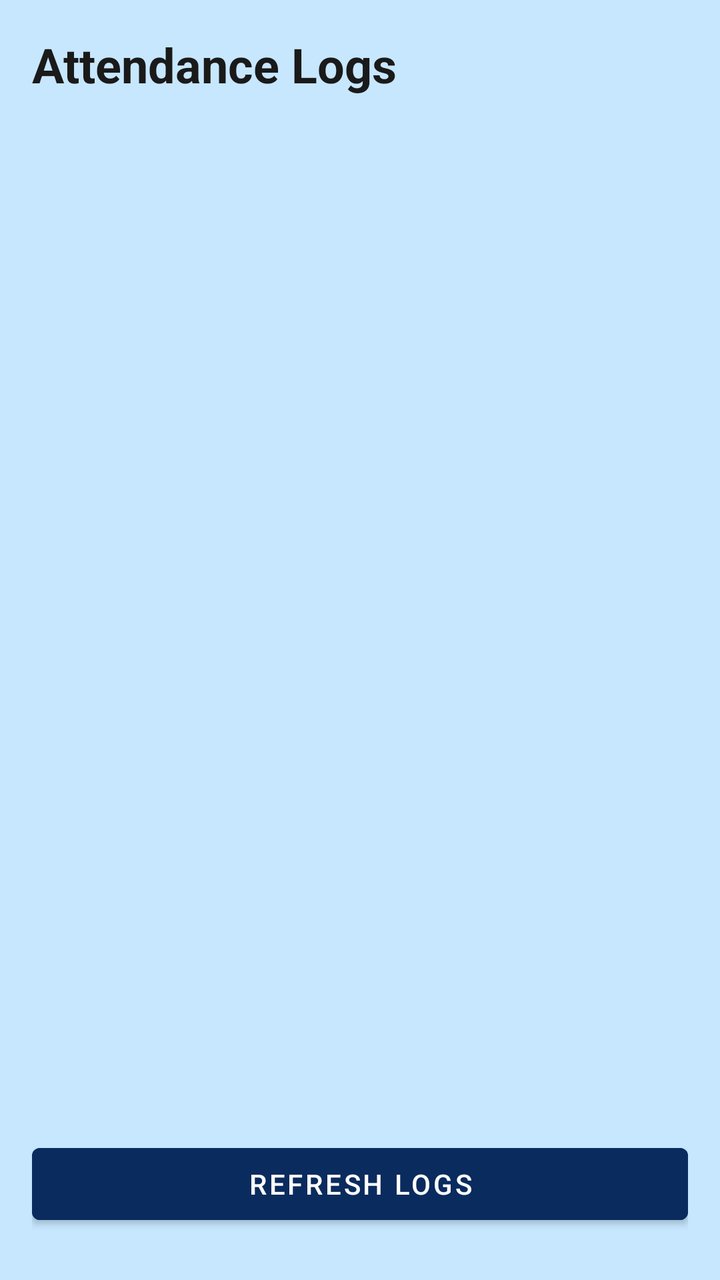
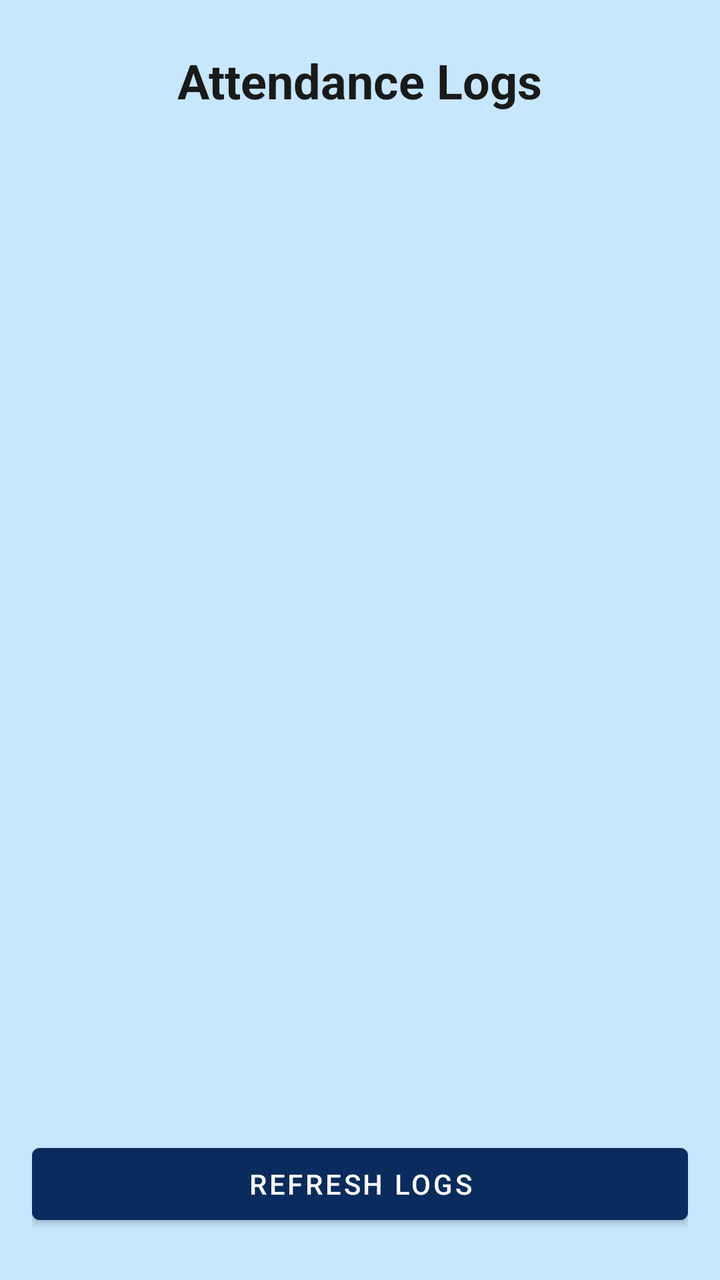

Screens rendered from an Android XML layout before and after an edit, with the pre-edit source and the edit as a unified diff.
<!-- AndroidManifest.xml: application theme Theme.NurtureNest -->
<!-- res/layout/activity_attendance.xml -->
<?xml version="1.0" encoding="utf-8"?>
<androidx.constraintlayout.widget.ConstraintLayout
    xmlns:android="http://schemas.android.com/apk/res/android"
    xmlns:app="http://schemas.android.com/apk/res-auto"
    xmlns:tools="http://schemas.android.com/tools"
    android:id="@+id/main"
    android:layout_width="match_parent"
    android:layout_height="match_parent"
    android:padding="16dp"
    android:background="@color/light_background"
    tools:context=".AttendanceActivity">

    
    <TextView
        android:id="@+id/tvAttendanceLogsTitle"
        android:layout_width="wrap_content"
        android:layout_height="wrap_content"
        android:text="Attendance Logs"
        android:textSize="24sp"
        android:textStyle="bold"
        android:textColor="@color/light_on_background"
        app:layout_constraintTop_toTopOf="parent"
        app:layout_constraintStart_toStartOf="parent" />

    
    <androidx.recyclerview.widget.RecyclerView
        android:id="@+id/rvAttendanceLogs"
        android:layout_width="0dp"
        android:layout_height="0dp"
        android:layout_marginTop="16dp"
        app:layout_constraintTop_toBottomOf="@id/tvAttendanceLogsTitle"
        app:layout_constraintStart_toStartOf="parent"
        app:layout_constraintEnd_toEndOf="parent"
        app:layout_constraintBottom_toTopOf="@id/btnRefreshLogs"
        android:clipToPadding="false"
        android:paddingBottom="16dp"/>

    
    <Button
        android:id="@+id/btnRefreshLogs"
        android:layout_width="0dp"
        android:layout_height="wrap_content"
        android:text="Refresh Logs"
        android:textColor="@color/light_on_primary"
        android:backgroundTint="@color/light_primary"
        android:layout_marginTop="8dp"
        android:layout_marginBottom="8dp"
        app:layout_constraintBottom_toBottomOf="parent"
        app:layout_constraintStart_toStartOf="parent"
        app:layout_constraintEnd_toEndOf="parent"/>

</androidx.constraintlayout.widget.ConstraintLayout>
<!-- resources referenced by this layout -->
<resources>
  <color name="light_background">#C7E7FF</color>
  <color name="light_on_background">#1A1A1A</color>
  <color name="light_on_primary">#FFFFFF</color>
  <color name="light_primary">#0A2B5D</color>
  <style name="Theme.NurtureNest" parent="Theme.MaterialComponents.DayNight.NoActionBar">
          <item name="colorPrimary">#0A2B5D</item>
          <item name="colorOnPrimary">#FFFFFF</item>
          <item name="colorSurface">#000000</item>
          <item name="colorOnSurface">#FFFFFF</item>
          <item name="colorBackground">#C7E7FF</item>
          <item name="colorOnBackground">#1A1A1A</item>
          <item name="android:windowBackground">#C7E7FF</item>
      </style>
</resources>

<!-- the commit's change to res/layout/activity_attendance.xml (unified diff, before → after) -->
@@ -7,7 +7,7 @@
     android:layout_width="match_parent"
     android:layout_height="match_parent"
     android:padding="16dp"
-    android:background="@color/light_background"
+    android:background="?attr/colorBackground"
     tools:context=".AttendanceActivity">
 
     
@@ -16,11 +16,38 @@
         android:layout_width="wrap_content"
         android:layout_height="wrap_content"
         android:text="Attendance Logs"
+        android:textColor="?attr/colorOnBackground"
         android:textSize="24sp"
         android:textStyle="bold"
-        android:textColor="@color/light_on_background"
         app:layout_constraintTop_toTopOf="parent"
-        app:layout_constraintStart_toStartOf="parent" />
+        app:layout_constraintStart_toStartOf="parent"
+        app:layout_constraintEnd_toEndOf="parent"
+        android:layout_marginTop="8dp"/>
+
+    
+    <ProgressBar
+        android:id="@+id/progressBar"
+        android:layout_width="wrap_content"
+        android:layout_height="wrap_content"
+        android:visibility="gone"
+        app:layout_constraintTop_toBottomOf="@id/tvAttendanceLogsTitle"
+        app:layout_constraintStart_toStartOf="parent"
+        app:layout_constraintEnd_toEndOf="parent"
+        android:layout_marginTop="12dp" />
+
+    
+    <TextView
+        android:id="@+id/tvEmptyMessage"
+        android:layout_width="wrap_content"
+        android:layout_height="wrap_content"
+        android:text="No attendance records found."
+        android:textSize="16sp"
+        android:textColor="?attr/colorOnBackground"
+        android:visibility="gone"
+        app:layout_constraintTop_toBottomOf="@id/progressBar"
+        app:layout_constraintStart_toStartOf="parent"
+        app:layout_constraintEnd_toEndOf="parent"
+        android:layout_marginTop="8dp" />
 
     
     <androidx.recyclerview.widget.RecyclerView
@@ -28,12 +55,12 @@
         android:layout_width="0dp"
         android:layout_height="0dp"
         android:layout_marginTop="16dp"
-        app:layout_constraintTop_toBottomOf="@id/tvAttendanceLogsTitle"
+        android:clipToPadding="false"
+        android:paddingBottom="16dp"
+        app:layout_constraintTop_toBottomOf="@id/tvEmptyMessage"
         app:layout_constraintStart_toStartOf="parent"
         app:layout_constraintEnd_toEndOf="parent"
-        app:layout_constraintBottom_toTopOf="@id/btnRefreshLogs"
-        android:clipToPadding="false"
-        android:paddingBottom="16dp"/>
+        app:layout_constraintBottom_toTopOf="@id/btnRefreshLogs" />
 
     
     <Button
@@ -41,8 +68,8 @@
         android:layout_width="0dp"
         android:layout_height="wrap_content"
         android:text="Refresh Logs"
-        android:textColor="@color/light_on_primary"
-        android:backgroundTint="@color/light_primary"
+        android:textColor="?attr/colorOnPrimary"
+        android:backgroundTint="?attr/colorPrimary"
         android:layout_marginTop="8dp"
         android:layout_marginBottom="8dp"
         app:layout_constraintBottom_toBottomOf="parent"
<!-- resource entries referenced after the edit -->
@@ -1,9 +1,5 @@
 <!-- resources referenced by this layout -->
 <resources>
-  <color name="light_background">#C7E7FF</color>
-  <color name="light_on_background">#1A1A1A</color>
-  <color name="light_on_primary">#FFFFFF</color>
-  <color name="light_primary">#0A2B5D</color>
   <style name="Theme.NurtureNest" parent="Theme.MaterialComponents.DayNight.NoActionBar">
           <item name="colorPrimary">#0A2B5D</item>
           <item name="colorOnPrimary">#FFFFFF</item>
